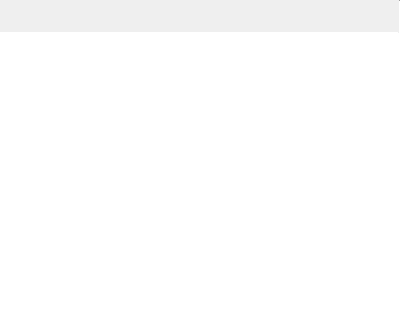
Qt form application/filecolumn.ui (theCheeseboard/thefile) before a commit; both pictures show x 0 to 400 and y 0 to 320 of the 400 by 651 pixel window.
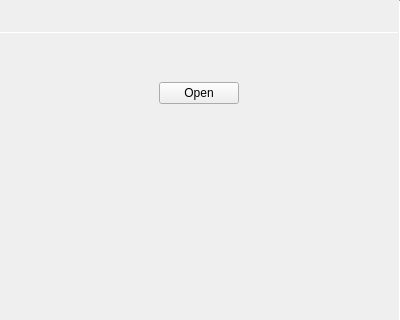
The same form after that commit. Icons and pictures are not drawn. Custom widgets are drawn as their Qt base class.

Diff of the .ui file:
```diff
--- a/application/filecolumn.ui
+++ b/application/filecolumn.ui
@@ -63,7 +63,7 @@
      <item>
       <widget class="tStackedWidget" name="stackedWidget">
        <property name="currentIndex">
-        <number>0</number>
+        <number>2</number>
        </property>
        <widget class="QWidget" name="folderPage">
         <layout class="QVBoxLayout" name="verticalLayout_2">
@@ -177,6 +177,90 @@
          </item>
         </layout>
        </widget>
+       <widget class="QWidget" name="filePage">
+        <layout class="QVBoxLayout" name="verticalLayout_5">
+         <property name="spacing">
+          <number>0</number>
+         </property>
+         <property name="leftMargin">
+          <number>0</number>
+         </property>
+         <property name="topMargin">
+          <number>0</number>
+         </property>
+         <property name="rightMargin">
+          <number>0</number>
+         </property>
+         <property name="bottomMargin">
+          <number>0</number>
+         </property>
+         <item>
+          <widget class="QScrollArea" name="scrollArea">
+           <property name="frameShape">
+            <enum>QFrame::NoFrame</enum>
+           </property>
+           <property name="widgetResizable">
+            <bool>true</bool>
+           </property>
+           <widget class="QWidget" name="scrollAreaWidgetContents">
+            <property name="geometry">
+             <rect>
+              <x>0</x>
+              <y>0</y>
+              <width>397</width>
+              <height>615</height>
+             </rect>
+            </property>
+            <layout class="QVBoxLayout" name="verticalLayout_6">
+             <item>
+              <widget class="QLabel" name="fileIconLabel">
+               <property name="text">
+                <string notr="true"/>
+               </property>
+               <property name="alignment">
+                <set>Qt::AlignCenter</set>
+               </property>
+              </widget>
+             </item>
+             <item>
+              <widget class="QLabel" name="filenameLabel">
+               <property name="text">
+                <string notr="true"/>
+               </property>
+               <property name="alignment">
+                <set>Qt::AlignCenter</set>
+               </property>
+              </widget>
+             </item>
+             <item alignment="Qt::AlignHCenter">
+              <widget class="QPushButton" name="openFileButton">
+               <property name="text">
+                <string>Open</string>
+               </property>
+               <property name="icon">
+                <iconset theme="document-open"/>
+               </property>
+              </widget>
+             </item>
+             <item>
+              <spacer name="verticalSpacer_3">
+               <property name="orientation">
+                <enum>Qt::Vertical</enum>
+               </property>
+               <property name="sizeHint" stdset="0">
+                <size>
+                 <width>20</width>
+                 <height>517</height>
+                </size>
+               </property>
+              </spacer>
+             </item>
+            </layout>
+           </widget>
+          </widget>
+         </item>
+        </layout>
+       </widget>
       </widget>
      </item>
     </layout>
```
